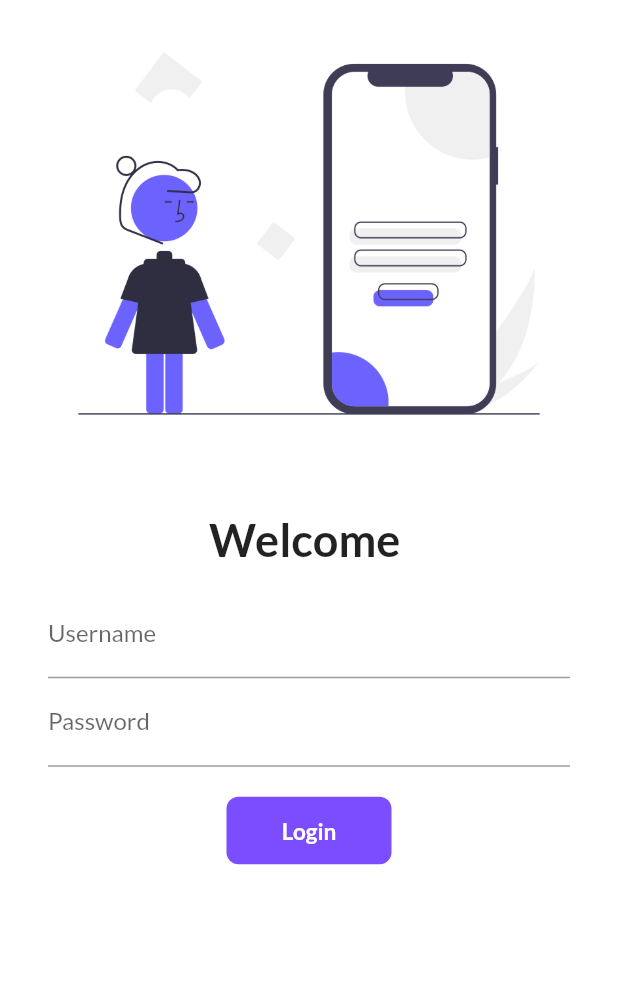
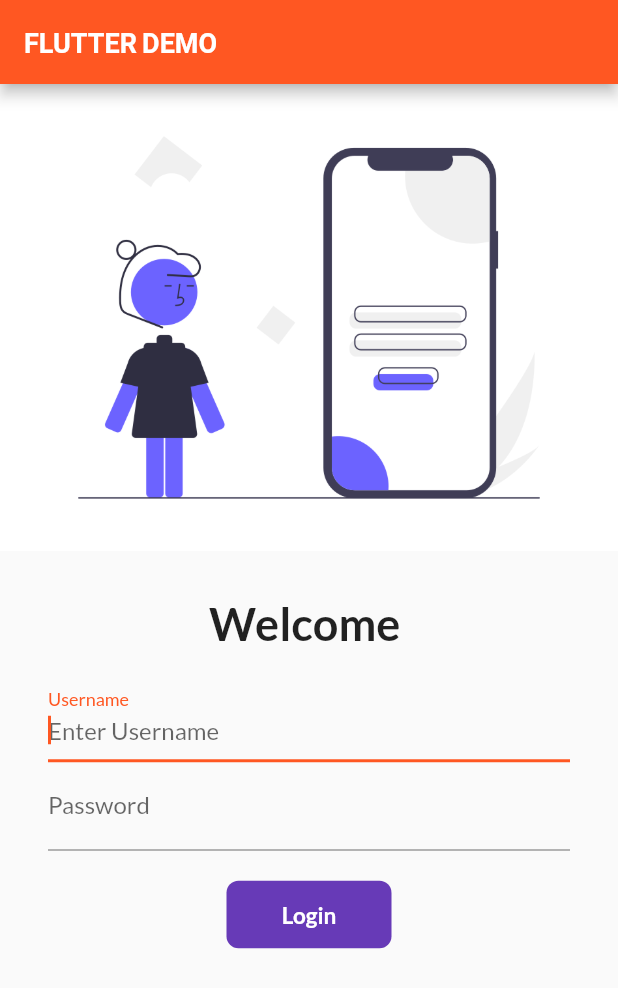
Before and after one commit to somesh224/flutterPractice, a Flutter app: the screen it shows after launch, on a phone screen of 412 x 824 dp. Shown: the top 988 px of the screen. Run offline on Flutter 3.47's test engine with Material 2 defaults, Android fonts, the phone set to English and light mode, and no system bars; our stand-ins replace google_fonts.

Commit message:
commit 6

```diff
--- a/lib/Screens/front_screen.dart
+++ b/lib/Screens/front_screen.dart
@@ -13,7 +13,9 @@ class Homepage extends StatelessWidget {
       ),
 
       body: const Center(
-        child: Text("Welcome to my first app"),
+        child: Text(
+          "Welcome to my first app",
+          style: TextStyle(fontSize: 20),),
       ),
 
       drawer: const Drawer(),
--- a/lib/Screens/login_page.dart
+++ b/lib/Screens/login_page.dart
@@ -11,12 +11,36 @@ class LoginPage extends StatefulWidget {
 class _LoginPageState extends State<LoginPage> {
   String name = "";
   bool changeButton = false;
+  final _formkey = GlobalKey<FormState>();
+
+  moveToHome(BuildContext context) async {
+    if (_formkey.currentState!.validate()) {
+      setState(() {
+        changeButton = true;
+      });
+      await Future.delayed(const Duration(seconds: 1));
+      // ignore: use_build_context_synchronously
+      await Navigator.pushNamed(context, MyRoutes.homeRoute);
+      setState(() {
+        changeButton = false;
+      });
+    }
+  }
 
   @override
   Widget build(BuildContext context) {
-    return Material(
-        color: Colors.white,
-        child: SingleChildScrollView(
+    return Scaffold(
+      appBar: AppBar(
+        title: const Text(
+          "FLUTTER DEMO",
+          style: TextStyle(fontSize: 18),
+        ),
+        titleTextStyle: const TextStyle(fontWeight: FontWeight.bold),
+      ),
+      body: SingleChildScrollView(
+        keyboardDismissBehavior: ScrollViewKeyboardDismissBehavior.onDrag,
+        child: Form(
+          key: _formkey,
           child: Column(
             children: [
               Image.asset(
@@ -39,40 +63,50 @@ class _LoginPageState extends State<LoginPage> {
                 child: Column(
                   children: [
                     TextFormField(
+                      showCursor: true,
+                      autofocus: true,
                       decoration: const InputDecoration(
                           hintText: "Enter Username", labelText: "Username"),
+                      validator: (value) {
+                        if (value!.isEmpty) {
+                          return "username cannot be empty";
+                        }
+                        return null;
+                      },
                       onChanged: (value) {
                         name = value;
                         setState(() {});
                       },
                     ),
                     TextFormField(
+                      showCursor: true,
+                      autofocus: true,
                       obscureText: true,
                       decoration: const InputDecoration(
                           hintText: "Enter Password", labelText: "Password"),
+                      validator: (value) {
+                        if (value!.isEmpty) {
+                          return "password should not be empty";
+                        } else if (value.length < 8) {
+                          return "password length should be atleast 8";
+                        }
+                        return null;
+                      },
                     ),
                     const SizedBox(
                       height: 20.0,
                     ),
-
-                    InkWell(
-                      onTap: () async {
-                        setState(() {
-                          changeButton = true;
-                        });
-                        await Future.delayed(const Duration(seconds: 1));
-                        // ignore: use_build_context_synchronously
-                        Navigator.pushNamed(context, MyRoutes.homeRoute);
-                      },
+                    Material(
+                      color: Colors.deepPurple,
+                      borderRadius:
+                          BorderRadius.circular(changeButton ? 45 : 8),
+                      child: InkWell(
+                        onTap: () => moveToHome(context),
                         child: AnimatedContainer(
                           duration: const Duration(seconds: 1),
                           height: 45,
                           width: changeButton ? 45 : 110,
                           alignment: Alignment.center,
-                        decoration: BoxDecoration(
-                            color: Colors.deepPurpleAccent,
-                            borderRadius:
-                                BorderRadius.circular(changeButton ? 45 : 8)),
                           child: changeButton
                               ? const Icon(
                                   Icons.done,
@@ -87,17 +121,14 @@ class _LoginPageState extends State<LoginPage> {
                                 ),
                         ),
                       ),
-                    // ElevatedButton(
-                    //   onPressed: () {
-                    //     Navigator.pushNamed(context, MyRoutes.homeRoute);
-                    //   },
-                    //   child: null,
-                    // ),
+                    ),
                   ],
                 ),
               ),
             ],
           ),
-        ));
+        ),
+      ),
+    );
   }
 }
```
Lines whose indentation alone changed are shown as unchanged.
